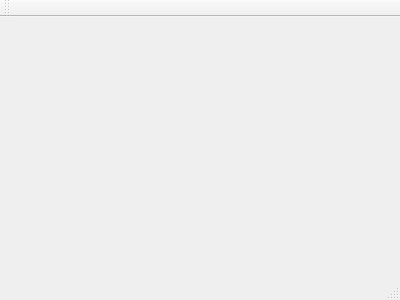
Above: SubtractLowPassedImage/mainwindow.ui from fordreaming/qt_opencv3_learning before the change. Below: the same form after it.
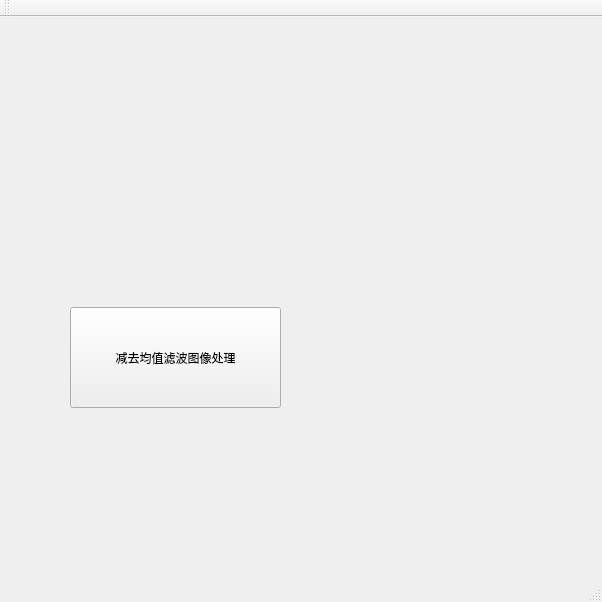
That is the form after the change.

What changed in the file:
```diff
--- a/SubtractLowPassedImage/mainwindow.ui
+++ b/SubtractLowPassedImage/mainwindow.ui
@@ -1,24 +1,53 @@
 <ui version="4.0">
  <class>MainWindow</class>
- <widget class="QMainWindow" name="MainWindow" >
-  <property name="geometry" >
+ <widget class="QMainWindow" name="MainWindow">
+  <property name="geometry">
    <rect>
     <x>0</x>
     <y>0</y>
-    <width>400</width>
-    <height>300</height>
+    <width>602</width>
+    <height>602</height>
    </rect>
   </property>
   <property name="windowTitle" >
    <string>MainWindow</string>
   </property>
-  <widget class="QMenuBar" name="menuBar" />
-  <widget class="QToolBar" name="mainToolBar" />
-  <widget class="QWidget" name="centralWidget" />
-  <widget class="QStatusBar" name="statusBar" />
+  <widget class="QWidget" name="centralWidget">
+   <widget class="QPushButton" name="pushButton">
+    <property name="geometry">
+     <rect>
+      <x>70</x>
+      <y>290</y>
+      <width>211</width>
+      <height>101</height>
+     </rect>
+    </property>
+    <property name="text">
+     <string>减去均值滤波图像处理</string>
+    </property>
+   </widget>
+  </widget>
+  <widget class="QMenuBar" name="menuBar">
+   <property name="geometry">
+    <rect>
+     <x>0</x>
+     <y>0</y>
+     <width>602</width>
+     <height>22</height>
+    </rect>
+   </property>
+  </widget>
+  <widget class="QToolBar" name="mainToolBar">
+   <attribute name="toolBarArea">
+    <enum>TopToolBarArea</enum>
+   </attribute>
+   <attribute name="toolBarBreak">
+    <bool>false</bool>
+   </attribute>
+  </widget>
+  <widget class="QStatusBar" name="statusBar"/>
  </widget>
- <layoutDefault spacing="6" margin="11" />
- <pixmapfunction></pixmapfunction>
+ <layoutdefault spacing="6" margin="11"/>
  <resources/>
  <connections/>
 </ui>
```
Left out of the diff: 3 changed lines with no effect on the pictures.
